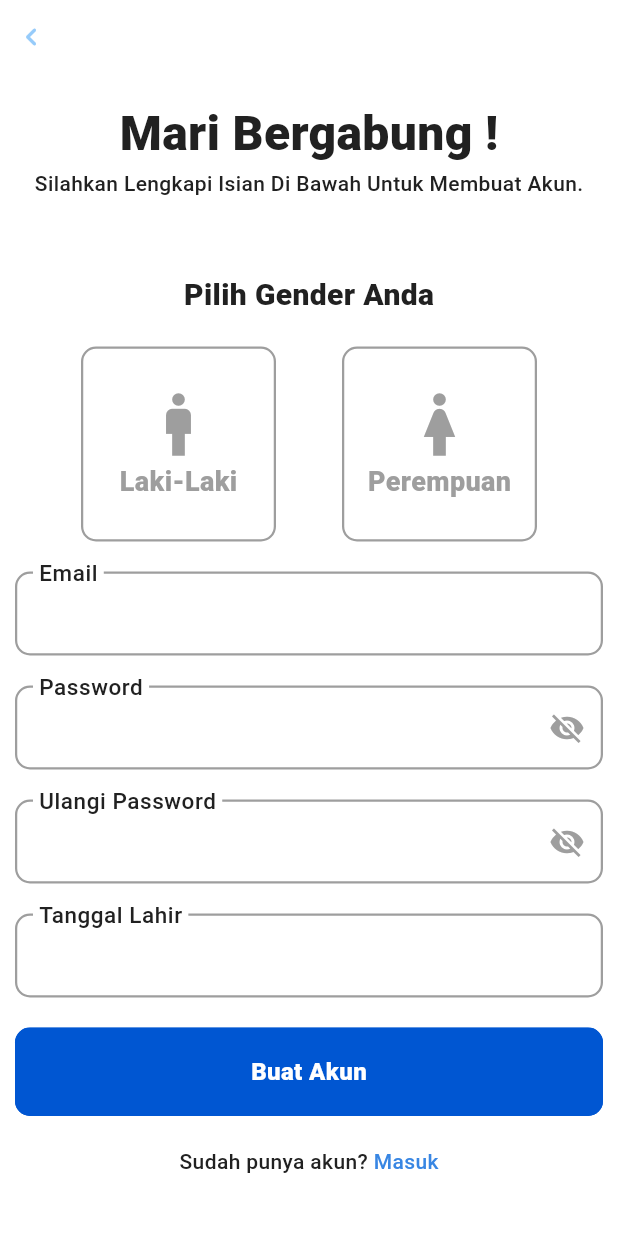
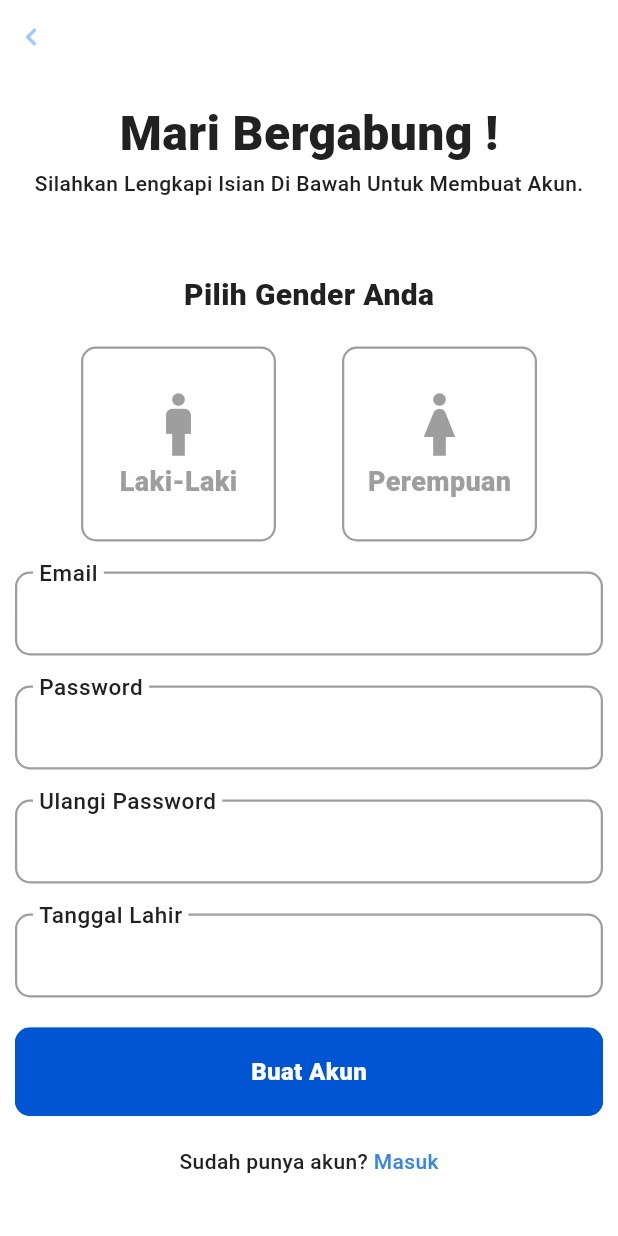
Before and after one commit to MirzaMlna/experiment, a Flutter app: the RegistrationView screen opened by its route, on a phone screen of 412 x 824 dp. Run offline on Flutter 3.47's test engine with Material 3 defaults, Android fonts, the phone set to English and light mode, and no system bars; our stand-ins replace get_it; Roboto replaces fonts that are missing (Manrope).

Commit message:
⏪ Revert Password Toogle Feature

```diff
--- a/lib/widgets/app_text_field.dart
+++ b/lib/widgets/app_text_field.dart
@@ -1,4 +1,5 @@
 import 'package:flutter/material.dart';
+
 import 'package:mobile_user/app/theme/app_colors.dart';
 import 'package:mobile_user/app/theme/app_text_style.dart';
 
@@ -15,7 +16,7 @@ class AppTextField extends StatefulWidget {
   final bool enabled;
 
   const AppTextField({
-    Key? key,
+    super.key,
     required this.labelText,
     this.hintText,
     this.labelStyle,
@@ -26,58 +27,44 @@ class AppTextField extends StatefulWidget {
     this.border,
     this.borderRadius,
     this.enabled = true,
-  }) : super(key: key);
+  });
 
   @override
   State<AppTextField> createState() => _AppTextFieldState();
 }
 
 class _AppTextFieldState extends State<AppTextField> {
-  bool _isObscured = true;
-
   @override
   Widget build(BuildContext context) {
     return TextFormField(
       controller: widget.controller,
       keyboardType: widget.keyboardType,
-      obscureText: _isObscured,
+      obscureText: widget.obscureText,
       decoration: InputDecoration(
           enabled: widget.enabled ? widget.enabled : false,
           floatingLabelBehavior: FloatingLabelBehavior.always,
           floatingLabelStyle: AppTextStyle.regular(size: 20),
           labelText: widget.labelText,
           hintText: widget.hintText,
-        labelStyle: widget.labelStyle ?? TextStyle(color: AppColors.secondary),
+          labelStyle:
+              widget.labelStyle ?? TextStyle(color: AppColors.secondary),
           hintStyle: widget.hintStyle,
           enabledBorder: widget.border ??
               OutlineInputBorder(
-              borderSide: BorderSide(color: AppColors.secondary, width: 1.5),
-              borderRadius: widget.borderRadius ?? BorderRadius.circular(10),
-            ),
+                  borderSide:
+                      BorderSide(color: AppColors.secondary, width: 1.5),
+                  borderRadius:
+                      widget.borderRadius ?? BorderRadius.circular(10)),
           disabledBorder: widget.border ??
               OutlineInputBorder(
-              borderSide: BorderSide(color: AppColors.secondary, width: 1.5),
-              borderRadius: widget.borderRadius ?? BorderRadius.circular(10),
-            ),
+                  borderSide:
+                      BorderSide(color: AppColors.secondary, width: 1.5),
+                  borderRadius:
+                      widget.borderRadius ?? BorderRadius.circular(10)),
           focusedBorder: OutlineInputBorder(
               borderSide: BorderSide(color: AppColors.primary, width: 1.5),
-          borderRadius: widget.borderRadius ?? BorderRadius.circular(10),
-        ),
-        focusColor: AppColors.primary,
-        suffixIcon: widget.obscureText
-            ? IconButton(
-                onPressed: () {
-                  setState(() {
-                    _isObscured = !_isObscured;
-                  });
-                },
-                icon: Icon(
-                  _isObscured ? Icons.visibility_off : Icons.visibility,
-                  color: AppColors.secondary,
-                ),
-              )
-            : null,
-      ),
+              borderRadius: widget.borderRadius ?? BorderRadius.circular(10)),
+          focusColor: AppColors.primary),
     );
   }
 }
```
Lines whose indentation alone changed are shown as unchanged.
